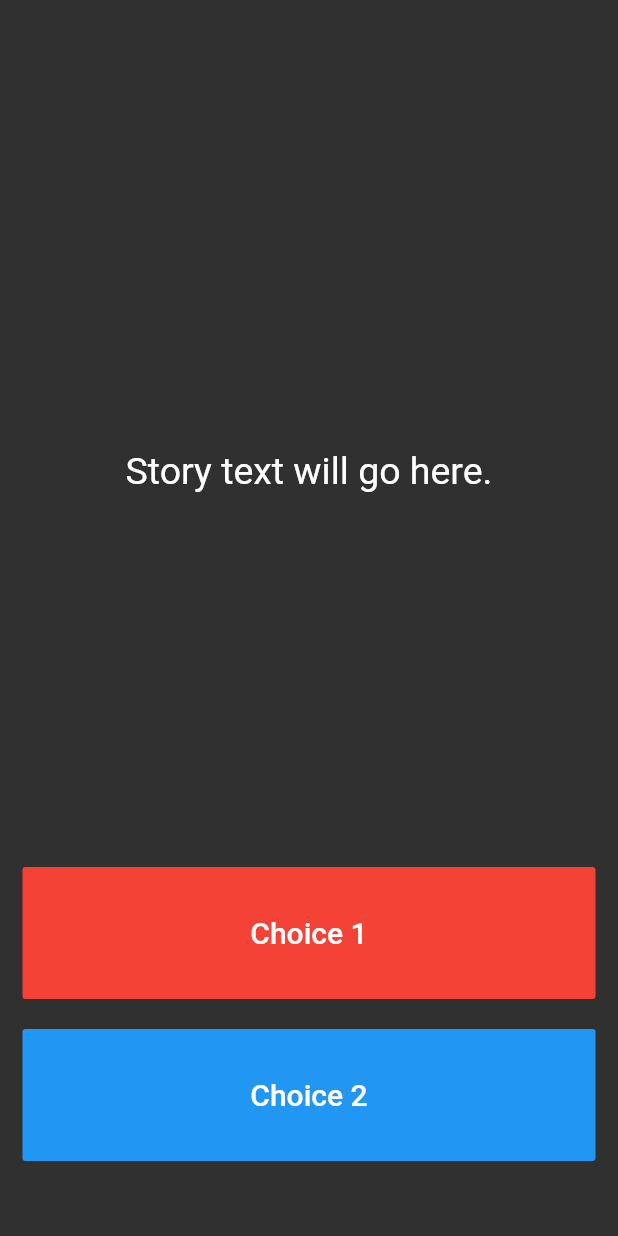
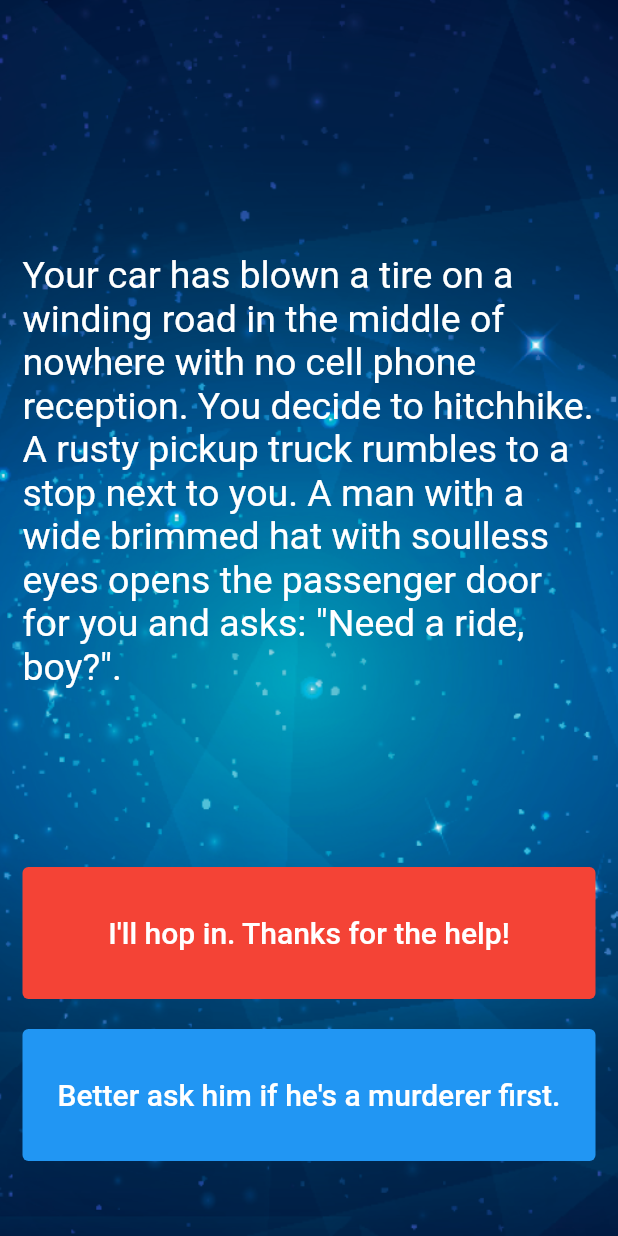
Before and after one commit to Dark3088/destiny_challenge_starting_master, a Flutter app: the screen it shows after launch, on a phone screen of 412 x 824 dp. Run offline on Flutter 3.47's test engine with Material 2 defaults, Android fonts, the phone set to English and light mode, and no system bars.

Commit message:
Challenge completed

```diff
--- a/lib/main.dart
+++ b/lib/main.dart
@@ -1,19 +1,19 @@
+import 'package:destini_challenge_starting/story_brain.dart';
 import 'package:flutter/material.dart';
-
-//TODO: Step 15 - Run the app and see if you can see the screen update with the first story. Delete this TODO if it looks as you expected.
 
 void main() => runApp(Destini());
 
 class Destini extends StatelessWidget {
   Widget build(BuildContext context) {
     return MaterialApp(
+      debugShowCheckedModeBanner: false,
       theme: ThemeData.dark(),
       home: StoryPage(),
     );
   }
 }
 
-//TODO: Step 9 - Create a new storyBrain object from the StoryBrain class.
+var storyBrain = StoryBrain();
 
 class StoryPage extends StatefulWidget {
   _StoryPageState createState() => _StoryPageState();
@@ -24,60 +24,54 @@ class _StoryPageState extends State<StoryPage> {
   Widget build(BuildContext context) {
     return Scaffold(
       body: Container(
-        //TODO: Step 1 - Add background.png to this Container as a background image.
         padding: EdgeInsets.symmetric(vertical: 50.0, horizontal: 15.0),
+        decoration: BoxDecoration(
+          image: DecorationImage(
+            image: AssetImage('images/background.png'),
+            fit: BoxFit.cover,
+          ),
+        ),
         constraints: BoxConstraints.expand(),
         child: SafeArea(
           child: Column(
             crossAxisAlignment: CrossAxisAlignment.stretch,
-            children: <Widget>[
+            children: [
               Expanded(
                 flex: 12,
                 child: Center(
                   child: Text(
-                    //TODO: Step 10 - use the storyBrain to get the first story title and display it in this Text Widget.
-                    'Story text will go here.',
-                    style: TextStyle(
-                      fontSize: 25.0,
-                    ),
+                    storyBrain.getStory(),
+                    style: TextStyle(fontSize: 25.0),
                   ),
                 ),
               ),
               Expanded(
                 flex: 2,
-                child: FlatButton(
-                  onPressed: () {
-                    //Choice 1 made by user.
-                    //TODO: Step 18 - Call the nextStory() method from storyBrain and pass the number 1 as the choice made by the user.
-                  },
-                  color: Colors.red,
+                child: TextButton(
+                  onPressed: () => setState(() => storyBrain.nextStory(1)),
+                  style: ButtonStyle(
+                    backgroundColor:
+                        MaterialStateColor.resolveWith((states) => Colors.red),
+                  ),
                   child: Text(
-                    //TODO: Step 13 - Use the storyBrain to get the text for choice 1.
-                    'Choice 1',
-                    style: TextStyle(
-                      fontSize: 20.0,
-                    ),
+                    storyBrain.getChoice1(),
+                    style: TextStyle(color: Colors.white, fontSize: 20.0),
                   ),
                 ),
               ),
-              SizedBox(
-                height: 20.0,
-              ),
+              SizedBox(height: 20.0),
               Expanded(
                 flex: 2,
-                //TODO: Step 26 - Use a Flutter Visibility Widget to wrap this FlatButton.
-                //TODO: Step 28 - Set the "visible" property of the Visibility Widget to equal the output from the buttonShouldBeVisible() method in the storyBrain.
-                child: FlatButton(
-                  onPressed: () {
-                    //Choice 2 made by user.
-                    //TODO: Step 19 - Call the nextStory() method from storyBrain and pass the number 2 as the choice made by the user.
-                  },
-                  color: Colors.blue,
-                  child: Text(
-                    //TODO: Step 14 - Use the storyBrain to get the text for choice 2.
-                    'Choice 2',
-                    style: TextStyle(
-                      fontSize: 20.0,
+                child: Visibility(
+                  visible: storyBrain.buttonShouldBeVisible(),
+                  child: TextButton(
+                    onPressed: () => setState(() => storyBrain.nextStory(2)),
+                    style: ButtonStyle(
+                        backgroundColor: MaterialStateColor.resolveWith(
+                            (states) => Colors.blue)),
+                    child: Text(
+                      storyBrain.getChoice2(),
+                      style: TextStyle(color: Colors.white, fontSize: 20.0),
                     ),
                   ),
                 ),
@@ -89,7 +83,3 @@ class _StoryPageState extends State<StoryPage> {
     );
   }
 }
-
-//TODO: Step 24 - Run the app and try to figure out what code you need to add to this file to make the story change when you press on the choice buttons.
-
-//TODO: Step 29 - Run the app and test it against the Story Outline to make sure you've completed all the steps. The code for the completed app can be found here: https://github.com/londonappbrewery/destini-challenge-completed/
--- a/pubspec.yaml
+++ b/pubspec.yaml
@@ -4,12 +4,12 @@ description: A new Flutter application.
 version: 1.0.0+1
 
 environment:
-  sdk: ">=2.1.0 <3.0.0"
+  sdk: ">=3.0.2"
 
 dependencies:
   flutter:
     sdk: flutter
-  cupertino_icons: ^0.1.2
+  cupertino_icons: ^1.0.1
 
 dev_dependencies:
   flutter_test:
```
Also changed, not shown: analysis_options.yaml (added, +29 -0 lines), lib/story.dart (+12 -3 lines), lib/story_brain.dart (+54 -50 lines), 69 other files.
